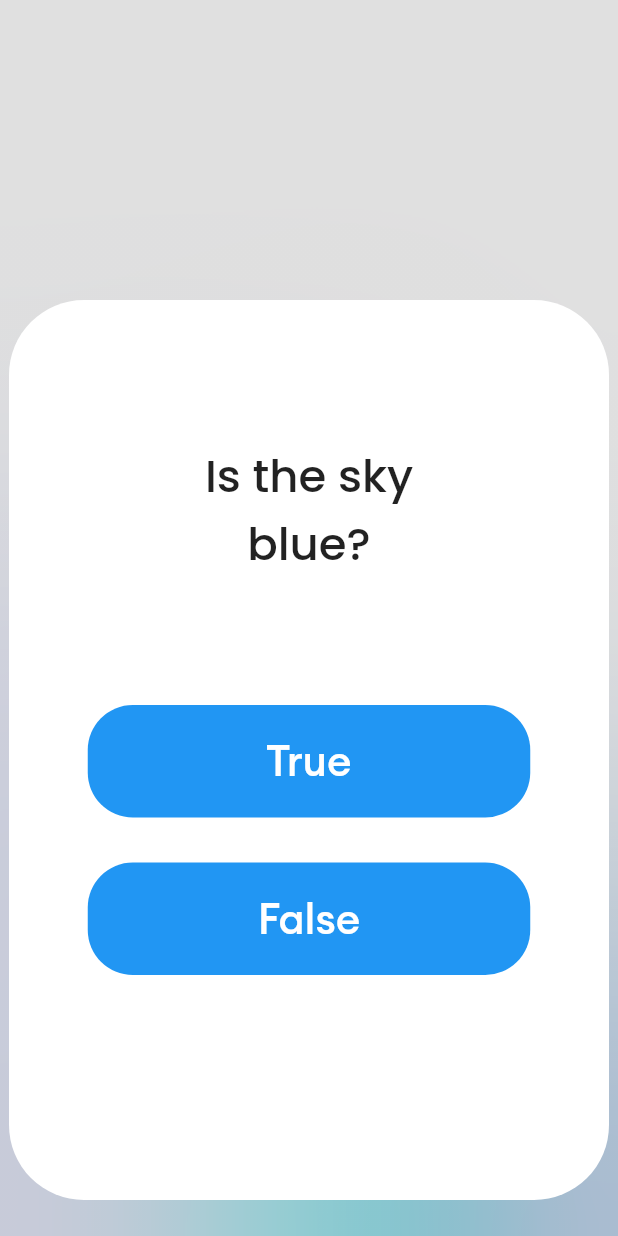
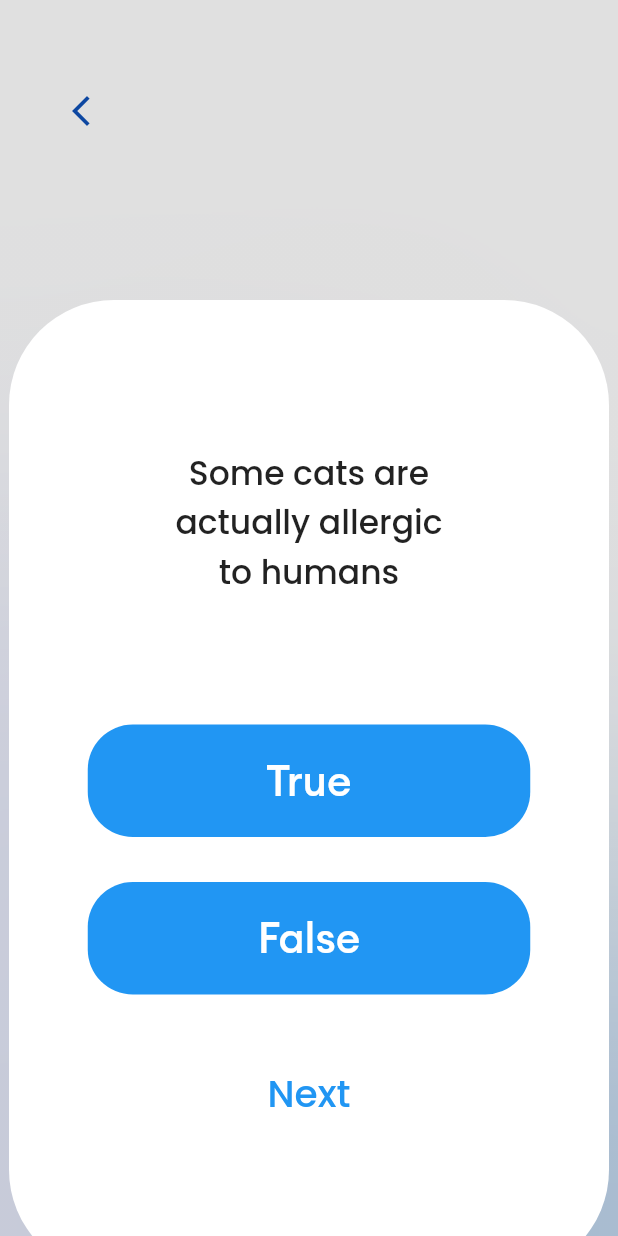
Before and after one commit to developloba/kwiz, a Flutter app: the Quiz screen opened directly, on a phone screen of 412 x 824 dp. Run offline on Flutter 3.47's test engine with Material 2 defaults, Android fonts, the phone set to English and light mode, and no system bars; drawn by our look-alikes of glassmorphism; our stand-ins replace google_nav_bar, rflutter_alert.

Commit message:
red and green

```diff
--- a/lib/main.dart
+++ b/lib/main.dart
@@ -1,12 +1,12 @@
 import 'package:flutter/material.dart';
-import 'package:kwik/question.dart';
+import 'package:kwik/dash.dart';
 import 'custom.dart';
 import 'signin.dart';
 
 void main() {
   runApp(MaterialApp(
-      home: const Quiz(),
-      title: 'Kwik',
+      home: const Dash(),
+      title: 'Kwiz',
       debugShowCheckedModeBanner: false,
       theme: ThemeData(
         primaryColor: Colors.indigo,
--- a/lib/profile.dart
+++ b/lib/profile.dart
@@ -111,7 +111,7 @@ class _AccountState extends State<Account> {
                     ],
                   ),
                   const Text(
-                    'Categories',
+                    'Achievements',
                     textAlign: TextAlign.center,
                     style: TextStyle(
                         fontFamily: 'Euclid', fontSize: 30, color: Colors.grey),
--- a/lib/question.dart
+++ b/lib/question.dart
@@ -1,6 +1,59 @@
 import 'package:flutter/material.dart';
 import 'package:glassmorphism/glassmorphism.dart';
-import 'package:kwik/custom.dart';
+import 'questionclass.dart';
+import 'package:rflutter_alert/rflutter_alert.dart';
+
+// ignore: must_be_immutable
+class Quizbutton extends StatefulWidget {
+  Quizbutton({
+    Key? key,
+    this.indicator = Colors.blue,
+    required this.correctanswer,
+    required this.label,
+  }) : super(key: key);
+  Color indicator;
+  bool correctanswer;
+  String label;
+
+  @override
+  State<Quizbutton> createState() => _QuizbuttonState();
+  final quiz = const Quiz();
+}
+
+class _QuizbuttonState extends State<Quizbutton> {
+  @override
+  Widget build(BuildContext context) {
+    return Padding(
+      padding: const EdgeInsets.all(15),
+      child: ElevatedButton(
+        style: ElevatedButton.styleFrom(
+            padding: const EdgeInsets.all(16),
+            primary: widget.indicator,
+            elevation: 0,
+            shape:
+                RoundedRectangleBorder(borderRadius: BorderRadius.circular(30)),
+            fixedSize: const Size(295, 75),
+            side: const BorderSide(color: Colors.transparent)),
+        onPressed: () {
+          setState(() {
+            if (widget.correctanswer == quizbrain.getanswer()) {
+              widget.indicator = Colors.green;
+            } else {
+              widget.indicator = Colors.red;
+            }
+          });
+        },
+        child: Text(
+          widget.label,
+          style: const TextStyle(
+            fontSize: 28,
+            color: Colors.white,
+          ),
+        ),
+      ),
+    );
+  }
+}
 
 class Quiz extends StatefulWidget {
   const Quiz({Key? key}) : super(key: key);
@@ -9,14 +62,10 @@ class Quiz extends StatefulWidget {
   State<Quiz> createState() => _QuizState();
 }
 
-var responsee = response[0];
-List<Text> response = [
-  const Text(''),
-  const Text('Correct',
-      style: TextStyle(fontFamily: 'Pop', fontSize: 25, color: Colors.green)),
-  const Text('Incorrect',
-      style: TextStyle(fontFamily: 'Pop', fontSize: 25, color: Colors.red))
-];
+// object instances of quizclas
+final quizbrain = Quizbrain();
+int responsenum = 0;
+List<String> response = ['Next', 'Done'];
 
 class _QuizState extends State<Quiz> {
   @override
@@ -66,89 +115,62 @@ class _QuizState extends State<Quiz> {
               ),
             ),
             Positioned(
+                top: 50,
+                left: 30,
+                child: IconButton(
+                  icon: Icon(
+                    Icons.arrow_back_ios_new,
+                    color: Colors.blue[900],
+                  ),
+                  onPressed: (() {
+                    Navigator.pop(context);
+                  }),
+                )),
+            Positioned(
                 top: 200,
                 child: Container(
-                  height: 600,
                   width: 400,
+                  height: 650,
                   decoration: BoxDecoration(
-                      borderRadius: BorderRadius.circular(50),
+                      borderRadius: BorderRadius.circular(70),
                       color: Colors.white),
                   child: Column(
                     mainAxisAlignment: MainAxisAlignment.center,
                     children: [
-                      const Padding(
-                        padding: EdgeInsets.only(top: 50, bottom: 20),
+                      Padding(
+                        padding: const EdgeInsets.only(top: 30, bottom: 20),
                         child: SizedBox(
                           width: 200,
-                          child: Text('Is the sky blue?',
+                          child: Text(quizbrain.getquestion(),
                               textAlign: TextAlign.center,
-                              style: TextStyle(
-                                fontFamily: 'Pop',
-                                fontSize: 30,
-                              )),
+                              style: const TextStyle(
+                                  fontFamily: 'Pop', fontSize: 22)),
                         ),
                       ),
                       const SizedBox(
                         height: 50,
                       ),
-                      Padding(
-                        padding: const EdgeInsets.all(15),
-                        child: ElevatedButton(
-                          style: ElevatedButton.styleFrom(
-                              padding: const EdgeInsets.all(16),
-                              primary: Colors.blue,
-                              elevation: 0,
-                              shape: RoundedRectangleBorder(
-                                  borderRadius: BorderRadius.circular(30)),
-                              fixedSize: const Size(295, 75),
-                              side:
-                                  const BorderSide(color: Colors.transparent)),
-                          onPressed: () {
-                            setState(() {
-                              responsee = response[1];
-                            });
-                          },
-                          child: const Text(
-                            'True',
-                            style: TextStyle(
-                              fontSize: 28,
-                              color: Colors.white,
-                            ),
-                          ),
-                        ),
+                      Quizbutton(
+                        correctanswer: true,
+                        label: 'True',
+                      ),
+                      Quizbutton(
+                        correctanswer: false,
+                        label: 'False',
                       ),
                       Padding(
-                        padding: const EdgeInsets.all(15),
-                        child: ElevatedButton(
-                          style: ElevatedButton.styleFrom(
-                              padding: const EdgeInsets.all(16),
-                              primary: Colors.blue,
-                              elevation: 0,
-                              shape: RoundedRectangleBorder(
-                                  borderRadius: BorderRadius.circular(30)),
-                              fixedSize: const Size(295, 75),
-                              side:
-                                  const BorderSide(color: Colors.transparent)),
-                          onPressed: () {
-                            setState(() {
-                              responsee = response[2];
-                            });
-                          },
-                          child: const Text(
-                            'False',
-                            style: TextStyle(
-                              fontSize: 28,
-                              color: Colors.white,
-                            ),
-                          ),
-                        ),
-                      ),
-                      Padding(
-                        padding: const EdgeInsets.all(20),
-                        child: SizedBox(
-                          height: 50,
-                          child: responsee,
-                        ),
+                        padding: const EdgeInsets.all(25),
+                        child: TextButton(
+                            onPressed: () {
+                              setState(() {
+                                quizbrain.questionchange();
+                              });
+                            },
+                            child: Text(
+                              response[responsenum],
+                              style: const TextStyle(
+                                  fontSize: 25, fontFamily: 'Pop'),
+                            )),
                       )
                     ],
                   ),
--- a/pubspec.yaml
+++ b/pubspec.yaml
@@ -36,6 +36,7 @@ dependencies:
   cupertino_icons: ^1.0.2
   glassmorphism: ^3.0.0
   google_nav_bar: ^5.0.6
+  rflutter_alert: ^2.0.4
 
 dev_dependencies:
   flutter_test:
```
Also changed, not shown: lib/custom.dart (+7 -2 lines), lib/home.dart (+9 -5 lines), lib/questionclass.dart (added, +67 -0 lines), lib/scartch.dart (added), pubspec.lock, 1 other file.
